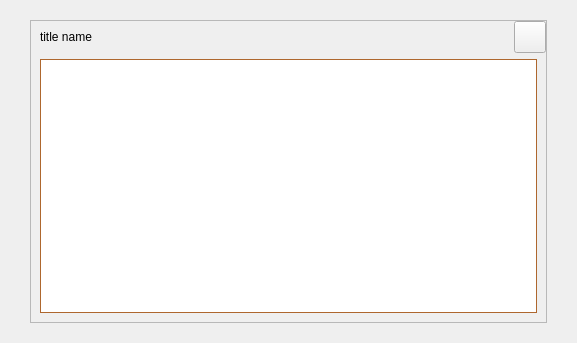
Before: the Qt Designer form src/qt/forms/transactiondescdialog.ui in MassGrid/MassGrid, drawn with Qt 5.
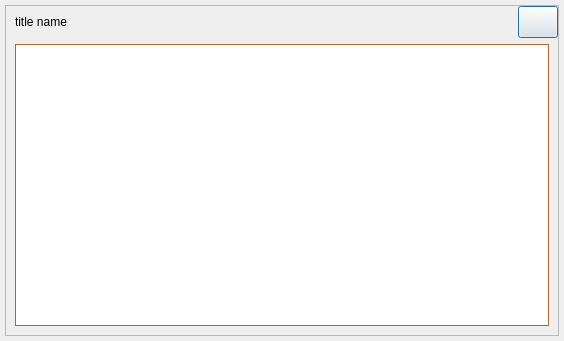
After: the same form once the commit is applied.

The edit to the form file:
```diff
--- a/src/qt/forms/transactiondescdialog.ui
+++ b/src/qt/forms/transactiondescdialog.ui
@@ -6,8 +6,8 @@
    <rect>
     <x>0</x>
     <y>0</y>
-    <width>577</width>
-    <height>343</height>
+    <width>564</width>
+    <height>341</height>
    </rect>
   </property>
   <property name="windowTitle">
@@ -18,16 +18,16 @@
   </property>
   <layout class="QGridLayout" name="gridLayout_2">
    <property name="leftMargin">
-    <number>0</number>
+    <number>5</number>
    </property>
    <property name="topMargin">
-    <number>0</number>
+    <number>5</number>
    </property>
    <property name="rightMargin">
-    <number>0</number>
+    <number>5</number>
    </property>
    <property name="bottomMargin">
-    <number>0</number>
+    <number>5</number>
    </property>
    <item row="0" column="0">
     <widget class="QWidget" name="centerWin" native="true">
@@ -36,16 +36,16 @@
      </property>
      <layout class="QGridLayout" name="gridLayout_3">
       <property name="leftMargin">
-       <number>30</number>
+       <number>0</number>
       </property>
       <property name="topMargin">
-       <number>20</number>
+       <number>0</number>
       </property>
       <property name="rightMargin">
-       <number>30</number>
+       <number>0</number>
       </property>
       <property name="bottomMargin">
-       <number>20</number>
+       <number>0</number>
       </property>
       <item row="0" column="0">
        <widget class="QFrame" name="mainframe">
@@ -97,7 +97,7 @@
             </spacer>
            </item>
            <item>
-            <widget class="QToolButton" name="cancelButton">
+            <widget class="QPushButton" name="cancelButton">
              <property name="minimumSize">
               <size>
                <width>32</width>
@@ -106,8 +106,8 @@
              </property>
              <property name="maximumSize">
               <size>
-               <width>32</width>
-               <height>32</height>
+               <width>16777215</width>
+               <height>16777215</height>
               </size>
              </property>
              <property name="styleSheet">
```
